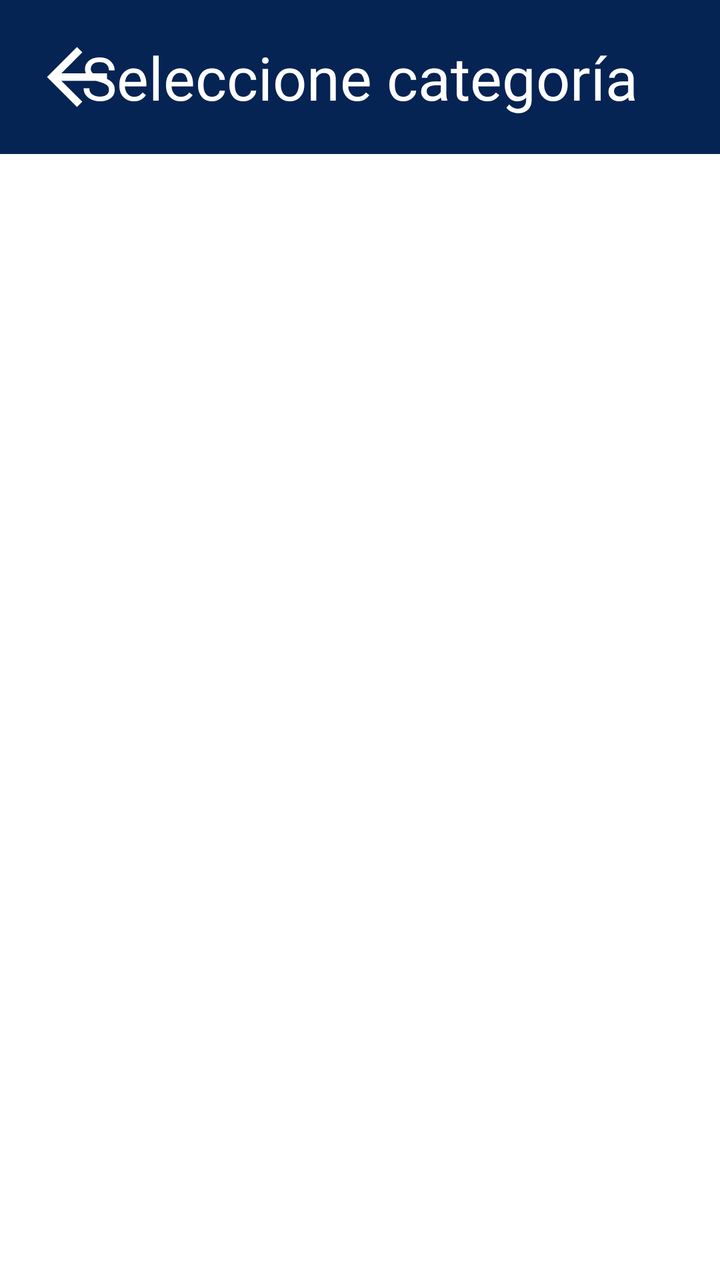
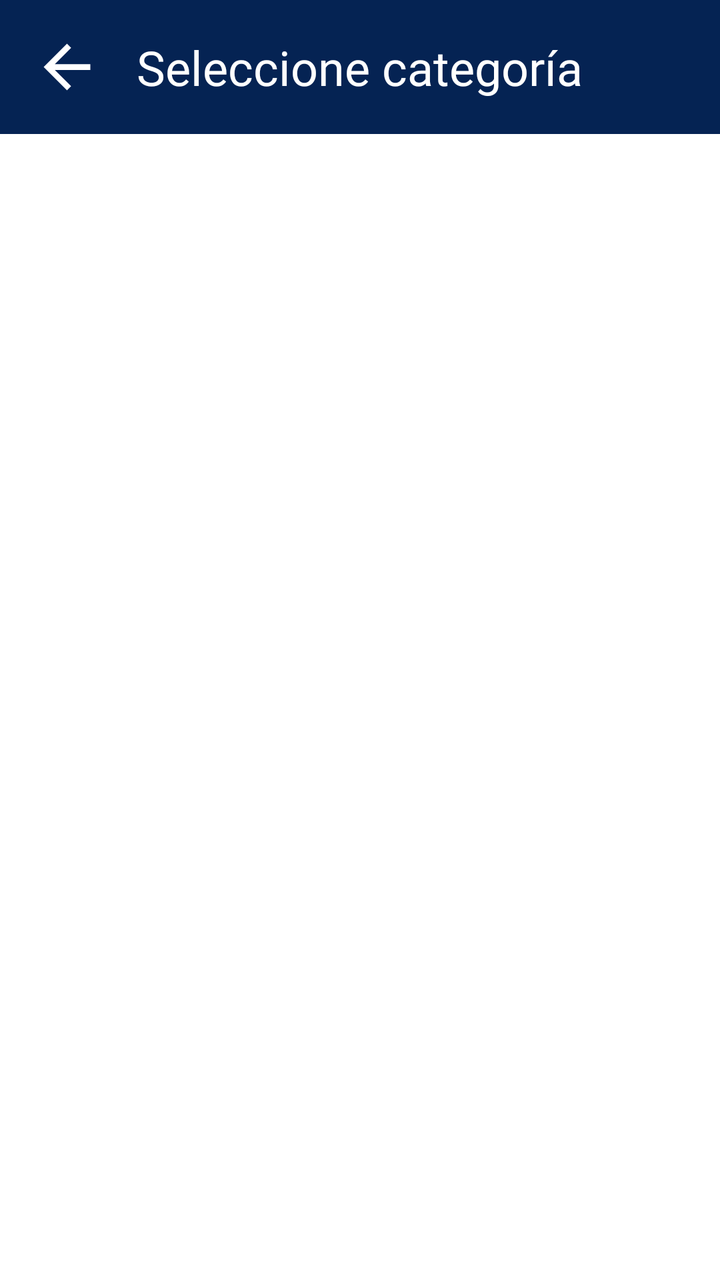

Compare the two renders of this Android layout. The source of the first and the diff that turns it into the second are given below.
<!-- AndroidManifest.xml: application theme Theme.SmartFreezer -->
<!-- res/layout/fragment_select_category.xml -->
<?xml version="1.0" encoding="utf-8"?>
<androidx.constraintlayout.widget.ConstraintLayout
    xmlns:android="http://schemas.android.com/apk/res/android"
    xmlns:app="http://schemas.android.com/apk/res-auto"
    android:layout_width="match_parent"
    android:layout_height="match_parent"
    android:background="@android:color/white">

    <LinearLayout
        android:id="@+id/headerLayout"
        android:layout_width="0dp"
        android:layout_height="wrap_content"
        android:background="@color/purpleButton"
        android:orientation="vertical"
        android:padding="16dp"
        app:layout_constraintTop_toTopOf="parent"
        app:layout_constraintStart_toStartOf="parent"
        app:layout_constraintEnd_toEndOf="parent">

        <RelativeLayout
            android:layout_width="match_parent"
            android:layout_height="wrap_content">

            <ImageView
                android:id="@+id/btnBack"
                android:layout_width="45dp"
                android:layout_height="45dp"
                android:src="@drawable/baseline_arrow_back_24"
                android:layout_alignParentStart="true"
                android:contentDescription="Volver"
                app:tint="@android:color/white" />

            <TextView
                android:id="@+id/tvTitle"
                android:layout_width="wrap_content"
                android:layout_height="wrap_content"
                android:layout_centerInParent="true"
                android:text="Seleccione categoría"
                android:textColor="@android:color/white"
                android:textSize="30sp"
                android:fontFamily="@font/roboto_light" />
        </RelativeLayout>

    </LinearLayout>

    <androidx.recyclerview.widget.RecyclerView
        android:id="@+id/recyclerCategories"
        android:layout_width="0dp"
        android:layout_height="0dp"
        android:padding="8dp"
        app:layout_constraintTop_toBottomOf="@id/headerLayout"
        app:layout_constraintBottom_toBottomOf="parent"
        app:layout_constraintStart_toStartOf="parent"
        app:layout_constraintEnd_toEndOf="parent" />

</androidx.constraintlayout.widget.ConstraintLayout>
<!-- resources referenced by this layout -->
<resources>
  <color name="purpleButton">#052353</color>
  <!-- drawable baseline_arrow_back_24 (drawable) -->
  <vector xmlns:android="http://schemas.android.com/apk/res/android" android:autoMirrored="true" android:height="24dp" android:tint="#FFFFFF" android:viewportHeight="24" android:viewportWidth="24" android:width="24dp">
        
      <path android:fillColor="@android:color/white" android:pathData="M20,11H7.83l5.59,-5.59L12,4l-8,8 8,8 1.41,-1.41L7.83,13H20v-2z"/>
      
  </vector>
  <style name="Theme.SmartFreezer" parent="android:Theme.Material.Light.NoActionBar" />
</resources>

<!-- the commit's change to res/layout/fragment_select_category.xml (unified diff, before → after) -->
@@ -22,9 +22,9 @@
             android:layout_height="wrap_content">
 
             <ImageView
-                android:id="@+id/btnBack"
-                android:layout_width="45dp"
-                android:layout_height="45dp"
+                android:id="@+id/btnBackSelectCategory"
+                android:layout_width="35dp"
+                android:layout_height="35dp"
                 android:src="@drawable/baseline_arrow_back_24"
                 android:layout_alignParentStart="true"
                 android:contentDescription="Volver"
@@ -37,7 +37,7 @@
                 android:layout_centerInParent="true"
                 android:text="Seleccione categoría"
                 android:textColor="@android:color/white"
-                android:textSize="30sp"
+                android:textSize="24sp"
                 android:fontFamily="@font/roboto_light" />
         </RelativeLayout>
 
